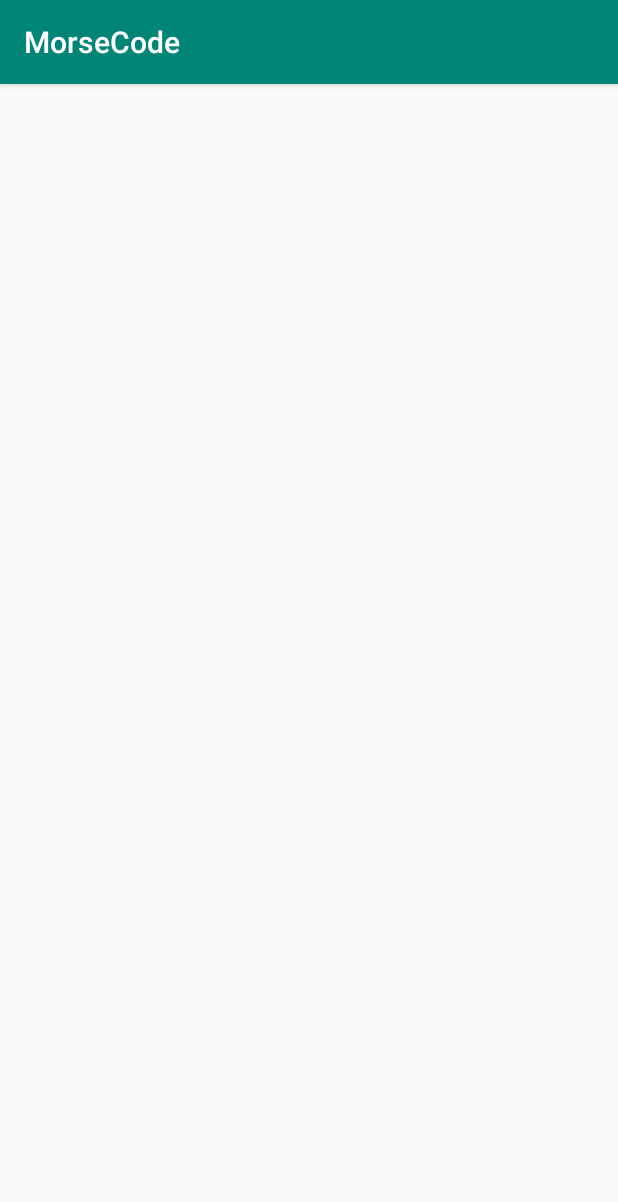
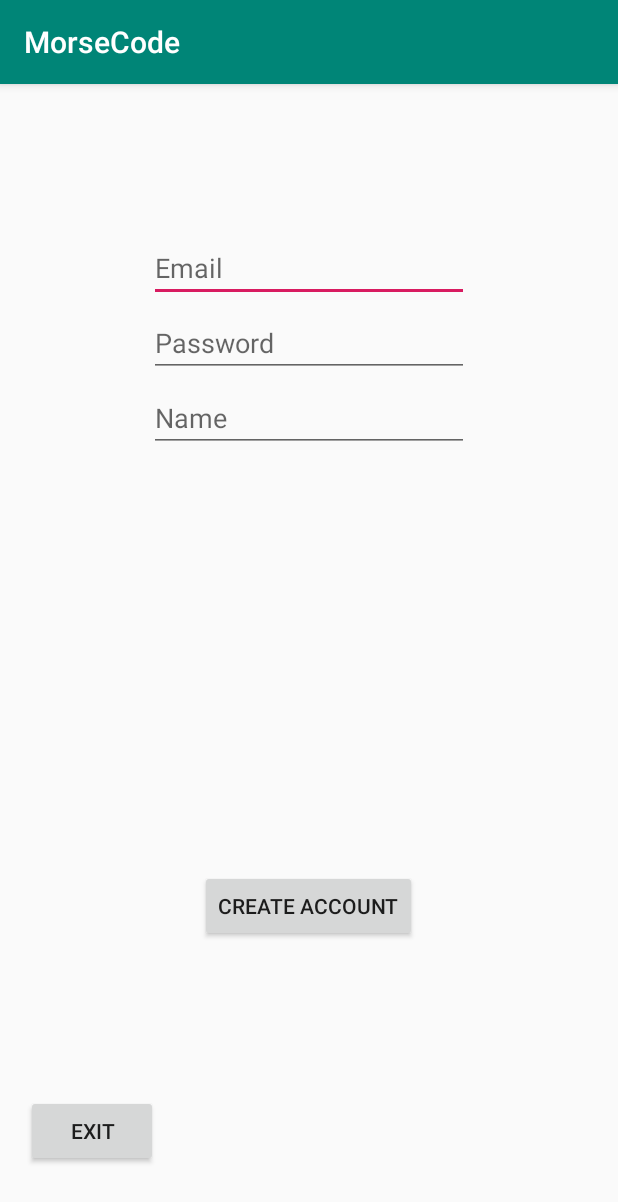
Before and after one commit to PJDuchesne/MorseCode, an Android app: the screen it shows after launch (SignUpActivity), after a tap on "SIGN UP!", on a phone screen of 412 x 824 dp. Shown: the top 1202 px of the screen. Run offline under Robolectric (Android 15) with nearby library versions, the phone set to English and light mode, and no system bars; our stand-ins replace Firebase (no records; nobody signed in at launch, a user with empty details on screens opened directly); 1 statement that could not run was skipped.

Commit message:
Constructed login and sign up layouts, added all basic db functions

```diff
--- a/app/src/main/AndroidManifest.xml
+++ b/app/src/main/AndroidManifest.xml
@@ -13,7 +13,7 @@
         </activity>
         <activity android:name=".LoginActivity" />
         <activity android:name=".SignUpActivity" />
-        <activity android:name=".DUMMY">
+        <activity android:name=".DUMMY" android:windowSoftInputMode="adjustPan">
             <intent-filter>
                 <action android:name="android.intent.action.MAIN" />
 
--- a/app/src/main/java/com/example/pauld/morsecode/DUMMY.java
+++ b/app/src/main/java/com/example/pauld/morsecode/DUMMY.java
@@ -1,11 +1,18 @@
 package com.example.pauld.morsecode;
 
 import android.content.Intent;
+import android.graphics.Color;
 import android.support.v7.app.AppCompatActivity;
 import android.os.Bundle;
 import android.util.Log;
 import android.view.View;
+import android.view.ViewGroup;
+import android.view.WindowManager;
+import android.widget.AdapterView;
+import android.widget.ArrayAdapter;
 import android.widget.Button;
+import android.widget.ListView;
+import android.widget.TextView;
 import android.widget.Toast;
 
 import com.google.firebase.auth.FirebaseAuth;
@@ -16,7 +23,12 @@ import com.google.firebase.database.DatabaseReference;
 import com.google.firebase.database.FirebaseDatabase;
 import com.google.firebase.database.ValueEventListener;
 
+import java.util.ArrayList;
+
 public class DUMMY extends AppCompatActivity {
+
+    private ArrayList<String> phrases;
+    private ListView lv1;
 
     @Override
     protected void onCreate(Bundle savedInstanceState) {
@@ -27,17 +39,30 @@ public class DUMMY extends AppCompatActivity {
         FirebaseAuth userAuth = FirebaseAuth.getInstance();
         FirebaseUser user = userAuth.getCurrentUser();
 
+
         //Database Init
         FirebaseDatabase firebaseDBInstance = FirebaseDatabase.getInstance();
         DatabaseReference firebaseReferenceOne = firebaseDBInstance.getReference("one");
+        DatabaseReference firebaseReferencePublic = firebaseDBInstance.getReference("public");
+
+
+        //Screen Elements
+        Button btn_signUp = findViewById(R.id.btn_signUp);
+        Button btn_logIn = findViewById(R.id.btn_logIn);
+        Button btn_submit = findViewById(R.id.btn_submit);
+        TextView txt_user = findViewById(R.id.txt_user);
+        TextView txt_info = findViewById(R.id.txt_info);
+        lv1 = findViewById(R.id.lv1);
+
+        //List Adapter
+        phrases = new  ArrayList<String>();
 
 
         // Read from the database
         firebaseReferenceOne.addValueEventListener(new ValueEventListener() {
             @Override
             public void onDataChange(DataSnapshot dataSnapshot) {
-                // This method is called once with the initial value and again
-                // whenever data at this location is updated.
+                //Datasnapshot has access to all the elements in the reference branch .
                 String msg = "Value is: "+dataSnapshot.getValue()+
                              "\nKey is: "+dataSnapshot.getKey();
                 Toast.makeText(getApplicationContext(),(String)dataSnapshot.getValue(),Toast.LENGTH_SHORT).show();
@@ -51,14 +76,44 @@ public class DUMMY extends AppCompatActivity {
             }
         });
 
+        firebaseReferencePublic.addValueEventListener(new ValueEventListener() {
+            @Override
+            public void onDataChange(DataSnapshot dataSnapshot) {
+                //Datasnapshot has access to all the elements in the reference branch
+                //Using datasnapshot we build the arraylist that we want to attach to the list view
+                String msg = "";
+                for( DataSnapshot D : dataSnapshot.getChildren() ){
+                    msg = D.getKey() +": "+D.getValue();
+                    phrases.add(msg);
+                }
+                ArrayAdapter<String> adapter = new ArrayAdapter<String>(getApplicationContext(),
+                        android.R.layout.simple_list_item_1, phrases) {
+                    @Override
+                    public View getView(int position, View convertView, ViewGroup parent) {
+                        View view = super.getView(position, convertView, parent);
+                        TextView t = (TextView) view.findViewById(android.R.id.text1);
+                        t.setTextColor(Color.BLACK);
+                        return view;
+                    }
+                };
+                lv1.setAdapter(adapter);
+            }
 
-        if(user == null){
-            Toast.makeText(getApplicationContext(),"NOT LOGGED IN BUD",Toast.LENGTH_SHORT).show();
+            @Override
+            public void onCancelled(DatabaseError error) {
+                // Failed to read value
+                Log.d("SINGLETAG", "Failed to read value.", error.toException());
+            }
+        });
+
+
+
+        if(user != null){
+            txt_user.setText("Welcome");
+        }else{
+            txt_info.setVisibility(View.INVISIBLE);
+            btn_submit.setVisibility(View.INVISIBLE);
         }
-        /*IFIFIFIFIFIFI*/
-
-        Button btn_signUp = findViewById(R.id.btn_signUp);
-        Button btn_logIn = findViewById(R.id.btn_logIn);
 
         btn_logIn.setOnClickListener(new View.OnClickListener() {
             @Override
--- a/app/src/main/res/layout/activity_sign_up.xml
+++ b/app/src/main/res/layout/activity_sign_up.xml
@@ -1,9 +1,62 @@
 <?xml version="1.0" encoding="utf-8"?>
-<android.support.constraint.ConstraintLayout xmlns:android="http://schemas.android.com/apk/res/android"
-    xmlns:app="http://schemas.android.com/apk/res-auto"
+<RelativeLayout xmlns:android="http://schemas.android.com/apk/res/android"
     xmlns:tools="http://schemas.android.com/tools"
     android:layout_width="match_parent"
     android:layout_height="match_parent"
     tools:context=".SignUpActivity">
 
-</android.support.constraint.ConstraintLayout>
+
+    <EditText
+        android:id="@+id/edit_email"
+        android:layout_width="wrap_content"
+        android:layout_height="wrap_content"
+        android:layout_alignParentTop="true"
+        android:layout_centerHorizontal="true"
+        android:layout_marginTop="100dp"
+        android:hint="Email"
+        android:ems="10"
+        android:inputType="textPersonName" />
+
+
+    <EditText
+        android:id="@+id/edit_pass"
+        android:layout_width="wrap_content"
+        android:layout_height="wrap_content"
+        android:layout_alignParentTop="true"
+        android:layout_centerHorizontal="true"
+        android:layout_marginTop="150dp"
+        android:hint="Password"
+        android:ems="10"
+        />
+
+    <EditText
+        android:id="@+id/edit_name"
+        android:layout_width="wrap_content"
+        android:layout_height="wrap_content"
+        android:layout_alignParentTop="true"
+        android:layout_centerHorizontal="true"
+        android:layout_marginTop="200dp"
+        android:hint="Name"
+        android:ems="10"
+        />
+
+    <Button
+        android:id="@+id/button"
+        android:layout_width="wrap_content"
+        android:layout_height="wrap_content"
+        android:layout_alignParentBottom="true"
+        android:layout_centerHorizontal="true"
+        android:layout_marginBottom="196dp"
+        android:text="Create Account" />
+
+    <Button
+        android:id="@+id/btn_exit"
+        android:layout_width="wrap_content"
+        android:layout_height="wrap_content"
+        android:layout_alignParentBottom="true"
+        android:layout_alignParentStart="true"
+        android:layout_marginBottom="46dp"
+        android:layout_marginStart="17dp"
+        android:text="Exit" />
+
+</RelativeLayout>
```
Also changed, not shown: app/src/main/res/layout/activity_dummy.xml (+19 -0 lines), app/src/main/res/layout/activity_login.xml (+35 -13 lines).
